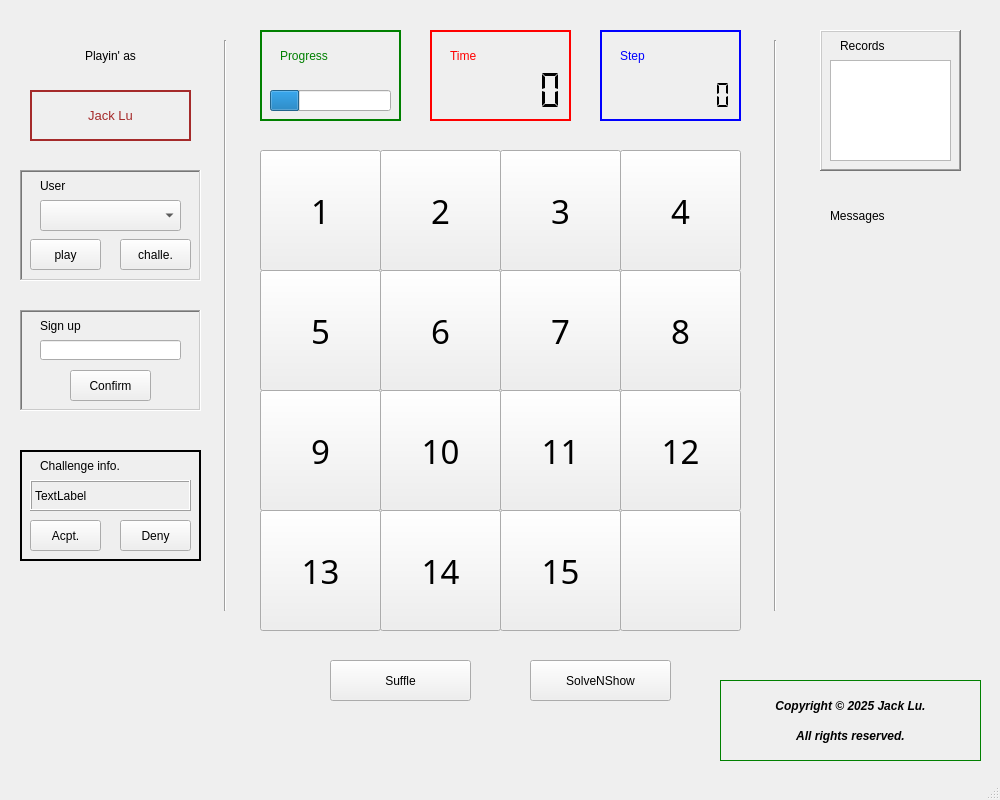
First picture: the form in fifpuzzle.ui, repository Jack200512/puzzle_qt, before the edit.
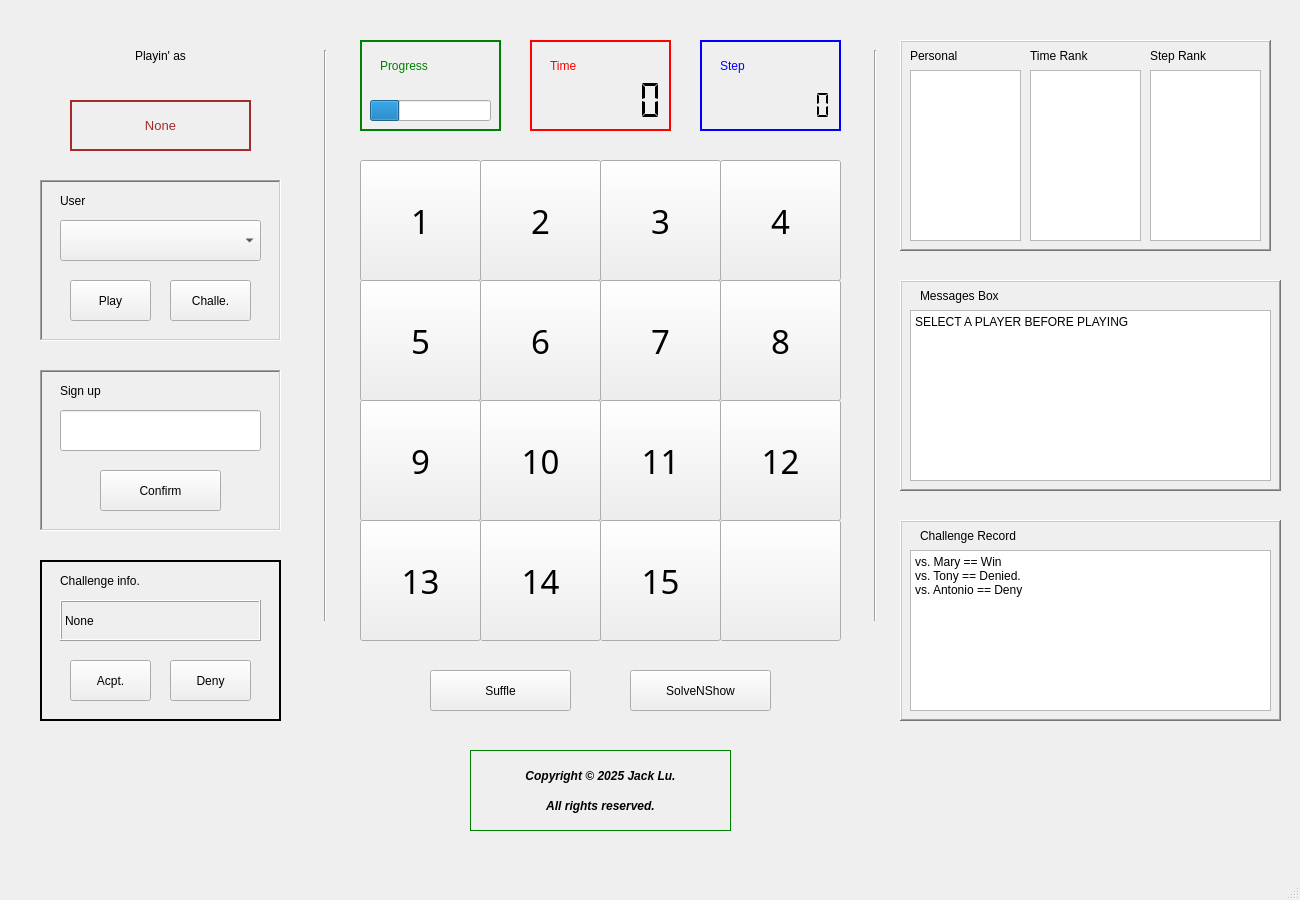
Second picture: the form after the edit.

Commit message: the version that the two ranks are avaliable,stable version

Patch:
```diff
--- a/fifpuzzle.ui
+++ b/fifpuzzle.ui
@@ -6,8 +6,8 @@
    <rect>
     <x>0</x>
     <y>0</y>
-    <width>1000</width>
-    <height>800</height>
+    <width>1300</width>
+    <height>900</height>
    </rect>
   </property>
   <property name="windowTitle">
@@ -23,8 +23,8 @@
    <widget class="QPushButton" name="square7">
     <property name="geometry">
      <rect>
-      <x>500</x>
-      <y>270</y>
+      <x>600</x>
+      <y>280</y>
       <width>121</width>
       <height>121</height>
      </rect>
@@ -42,8 +42,8 @@
    <widget class="QPushButton" name="square8">
     <property name="geometry">
      <rect>
-      <x>620</x>
-      <y>270</y>
+      <x>720</x>
+      <y>280</y>
       <width>121</width>
       <height>121</height>
      </rect>
@@ -61,8 +61,8 @@
    <widget class="QPushButton" name="square4">
     <property name="geometry">
      <rect>
-      <x>620</x>
-      <y>150</y>
+      <x>720</x>
+      <y>160</y>
       <width>121</width>
       <height>121</height>
      </rect>
@@ -80,8 +80,8 @@
    <widget class="QPushButton" name="square10">
     <property name="geometry">
      <rect>
-      <x>380</x>
-      <y>390</y>
+      <x>480</x>
+      <y>400</y>
       <width>121</width>
       <height>121</height>
      </rect>
@@ -99,8 +99,8 @@
    <widget class="QPushButton" name="square3">
     <property name="geometry">
      <rect>
-      <x>500</x>
-      <y>150</y>
+      <x>600</x>
+      <y>160</y>
       <width>121</width>
       <height>121</height>
      </rect>
@@ -118,8 +118,8 @@
    <widget class="QPushButton" name="square9">
     <property name="geometry">
      <rect>
-      <x>260</x>
-      <y>390</y>
+      <x>360</x>
+      <y>400</y>
       <width>121</width>
       <height>121</height>
      </rect>
@@ -137,8 +137,8 @@
    <widget class="QPushButton" name="square2">
     <property name="geometry">
      <rect>
-      <x>380</x>
-      <y>150</y>
+      <x>480</x>
+      <y>160</y>
       <width>121</width>
       <height>121</height>
      </rect>
@@ -156,8 +156,8 @@
    <widget class="QPushButton" name="square1">
     <property name="geometry">
      <rect>
-      <x>260</x>
-      <y>150</y>
+      <x>360</x>
+      <y>160</y>
       <width>121</width>
       <height>121</height>
      </rect>
@@ -175,8 +175,8 @@
    <widget class="QPushButton" name="square5">
     <property name="geometry">
      <rect>
-      <x>260</x>
-      <y>270</y>
+      <x>360</x>
+      <y>280</y>
       <width>121</width>
       <height>121</height>
      </rect>
@@ -194,8 +194,8 @@
    <widget class="QPushButton" name="square6">
     <property name="geometry">
      <rect>
-      <x>380</x>
-      <y>270</y>
+      <x>480</x>
+      <y>280</y>
       <width>121</width>
       <height>121</height>
      </rect>
@@ -213,8 +213,8 @@
    <widget class="QPushButton" name="square14">
     <property name="geometry">
      <rect>
-      <x>380</x>
-      <y>510</y>
+      <x>480</x>
+      <y>520</y>
       <width>121</width>
       <height>121</height>
      </rect>
@@ -232,8 +232,8 @@
    <widget class="QPushButton" name="square13">
     <property name="geometry">
      <rect>
-      <x>260</x>
-      <y>510</y>
+      <x>360</x>
+      <y>520</y>
       <width>121</width>
       <height>121</height>
      </rect>
@@ -251,8 +251,8 @@
    <widget class="QPushButton" name="square12">
     <property name="geometry">
      <rect>
-      <x>620</x>
-      <y>390</y>
+      <x>720</x>
+      <y>400</y>
       <width>121</width>
       <height>121</height>
      </rect>
@@ -270,8 +270,8 @@
    <widget class="QPushButton" name="square11">
     <property name="geometry">
      <rect>
-      <x>500</x>
-      <y>390</y>
+      <x>600</x>
+      <y>400</y>
       <width>121</width>
       <height>121</height>
      </rect>
@@ -289,8 +289,8 @@
    <widget class="QPushButton" name="square15">
     <property name="geometry">
      <rect>
-      <x>500</x>
-      <y>510</y>
+      <x>600</x>
+      <y>520</y>
       <width>121</width>
       <height>121</height>
      </rect>
@@ -308,8 +308,8 @@
    <widget class="QPushButton" name="square16">
     <property name="geometry">
      <rect>
-      <x>620</x>
-      <y>510</y>
+      <x>720</x>
+      <y>520</y>
       <width>121</width>
       <height>121</height>
      </rect>
@@ -327,8 +327,8 @@
    <widget class="QLCDNumber" name="timecount">
     <property name="geometry">
      <rect>
-      <x>450</x>
-      <y>70</y>
+      <x>550</x>
+      <y>80</y>
       <width>121</width>
       <height>41</height>
      </rect>
@@ -360,8 +360,8 @@
    <widget class="QProgressBar" name="progressbar">
     <property name="geometry">
      <rect>
-      <x>270</x>
-      <y>90</y>
+      <x>370</x>
+      <y>100</y>
       <width>121</width>
       <height>21</height>
      </rect>
@@ -382,8 +382,8 @@
    <widget class="QLabel" name="label">
     <property name="geometry">
      <rect>
-      <x>280</x>
-      <y>40</y>
+      <x>380</x>
+      <y>50</y>
       <width>121</width>
       <height>31</height>
      </rect>
@@ -403,8 +403,8 @@
    <widget class="QLabel" name="label_2">
     <property name="geometry">
      <rect>
-      <x>450</x>
-      <y>40</y>
+      <x>550</x>
+      <y>50</y>
       <width>121</width>
       <height>31</height>
      </rect>
@@ -424,8 +424,8 @@
    <widget class="QLabel" name="label_3">
     <property name="geometry">
      <rect>
-      <x>620</x>
-      <y>40</y>
+      <x>720</x>
+      <y>50</y>
       <width>121</width>
       <height>31</height>
      </rect>
@@ -445,8 +445,8 @@
    <widget class="QLabel" name="label_4">
     <property name="geometry">
      <rect>
-      <x>620</x>
-      <y>60</y>
+      <x>720</x>
+      <y>70</y>
       <width>121</width>
       <height>31</height>
      </rect>
@@ -463,7 +463,7 @@
    <widget class="QLabel" name="label_5">
     <property name="geometry">
      <rect>
-      <x>30</x>
+      <x>80</x>
       <y>40</y>
       <width>161</width>
       <height>31</height>
@@ -484,8 +484,8 @@
    <widget class="Line" name="line">
     <property name="geometry">
      <rect>
-      <x>210</x>
-      <y>40</y>
+      <x>310</x>
+      <y>50</y>
       <width>31</width>
       <height>571</height>
      </rect>
@@ -497,8 +497,8 @@
    <widget class="QFrame" name="frame">
     <property name="geometry">
      <rect>
-      <x>260</x>
-      <y>30</y>
+      <x>360</x>
+      <y>40</y>
       <width>141</width>
       <height>91</height>
      </rect>
@@ -519,8 +519,8 @@
    <widget class="QFrame" name="frame_2">
     <property name="geometry">
      <rect>
-      <x>430</x>
-      <y>30</y>
+      <x>530</x>
+      <y>40</y>
       <width>141</width>
       <height>91</height>
      </rect>
@@ -547,8 +547,8 @@
    <widget class="QLCDNumber" name="stepcounter">
     <property name="geometry">
      <rect>
-      <x>650</x>
-      <y>80</y>
+      <x>750</x>
+      <y>90</y>
       <width>91</width>
       <height>31</height>
      </rect>
@@ -580,8 +580,8 @@
    <widget class="QFrame" name="frame_3">
     <property name="geometry">
      <rect>
-      <x>600</x>
-      <y>30</y>
+      <x>700</x>
+      <y>40</y>
       <width>141</width>
       <height>91</height>
      </rect>
@@ -602,9 +602,9 @@
    <widget class="QFrame" name="frame_4">
     <property name="geometry">
      <rect>
-      <x>30</x>
-      <y>90</y>
-      <width>161</width>
+      <x>70</x>
+      <y>100</y>
+      <width>181</width>
       <height>51</height>
      </rect>
     </property>
@@ -622,7 +622,7 @@
       <rect>
        <x>0</x>
        <y>10</y>
-       <width>161</width>
+       <width>181</width>
        <height>31</height>
       </rect>
      </property>
@@ -632,7 +632,7 @@
       </font>
      </property>
      <property name="text">
-      <string>Jack Lu</string>
+      <string>None</string>
      </property>
      <property name="alignment">
       <set>Qt::AlignCenter</set>
@@ -642,8 +642,8 @@
    <widget class="Line" name="line_2">
     <property name="geometry">
      <rect>
-      <x>750</x>
-      <y>40</y>
+      <x>850</x>
+      <y>50</y>
       <width>51</width>
       <height>571</height>
      </rect>
@@ -655,8 +655,8 @@
    <widget class="QPushButton" name="solveandshow">
     <property name="geometry">
      <rect>
-      <x>530</x>
-      <y>660</y>
+      <x>630</x>
+      <y>670</y>
       <width>141</width>
       <height>41</height>
      </rect>
@@ -668,8 +668,8 @@
    <widget class="QPushButton" name="sufflebut">
     <property name="geometry">
      <rect>
-      <x>330</x>
-      <y>660</y>
+      <x>430</x>
+      <y>670</y>
       <width>141</width>
       <height>41</height>
      </rect>
@@ -678,59 +678,11 @@
      <string>Suffle</string>
     </property>
    </widget>
-   <widget class="QLabel" name="label_7">
-    <property name="geometry">
-     <rect>
-      <x>720</x>
-      <y>680</y>
-      <width>261</width>
-      <height>51</height>
-     </rect>
-    </property>
-    <property name="font">
-     <font>
-      <pointsize>9</pointsize>
-      <weight>75</weight>
-      <italic>true</italic>
-      <bold>true</bold>
-     </font>
-    </property>
-    <property name="text">
-     <string>Copyright © 2025 Jack Lu.</string>
-    </property>
-    <property name="alignment">
-     <set>Qt::AlignCenter</set>
-    </property>
-   </widget>
-   <widget class="QLabel" name="label_8">
-    <property name="geometry">
-     <rect>
-      <x>720</x>
-      <y>720</y>
-      <width>261</width>
-      <height>31</height>
-     </rect>
-    </property>
-    <property name="font">
-     <font>
-      <pointsize>9</pointsize>
-      <weight>75</weight>
-      <italic>true</italic>
-      <bold>true</bold>
-     </font>
-    </property>
-    <property name="text">
-     <string>All rights reserved.</string>
-    </property>
-    <property name="alignment">
-     <set>Qt::AlignCenter</set>
-    </property>
-   </widget>
    <widget class="QFrame" name="frame_5">
     <property name="geometry">
      <rect>
-      <x>720</x>
-      <y>680</y>
+      <x>470</x>
+      <y>750</y>
       <width>261</width>
       <height>81</height>
      </rect>
@@ -744,85 +696,68 @@
     <property name="frameShadow">
      <enum>QFrame::Plain</enum>
     </property>
-   </widget>
-   <widget class="QComboBox" name="comboBox">
-    <property name="geometry">
-     <rect>
-      <x>40</x>
-      <y>200</y>
-      <width>141</width>
-      <height>31</height>
-     </rect>
-    </property>
-   </widget>
-   <widget class="QPushButton" name="pushButton">
-    <property name="geometry">
-     <rect>
-      <x>30</x>
-      <y>239</y>
-      <width>71</width>
-      <height>31</height>
-     </rect>
-    </property>
-    <property name="text">
-     <string>play</string>
-    </property>
-   </widget>
-   <widget class="QPushButton" name="pushButton_2">
-    <property name="geometry">
-     <rect>
-      <x>120</x>
-      <y>239</y>
-      <width>71</width>
-      <height>31</height>
-     </rect>
-    </property>
-    <property name="text">
-     <string>challe.</string>
-    </property>
-   </widget>
-   <widget class="QFrame" name="frame_6">
-    <property name="geometry">
-     <rect>
-      <x>20</x>
-      <y>170</y>
-      <width>181</width>
-      <height>111</height>
-     </rect>
-    </property>
-    <property name="frameShape">
-     <enum>QFrame::WinPanel</enum>
-    </property>
-    <property name="frameShadow">
-     <enum>QFrame::Sunken</enum>
-    </property>
-    <property name="lineWidth">
-     <number>3</number>
-    </property>
-    <widget class="QLabel" name="label_9">
+    <widget class="QLabel" name="label_7">
      <property name="geometry">
       <rect>
-       <x>20</x>
+       <x>0</x>
        <y>0</y>
-       <width>41</width>
-       <height>31</height>
+       <width>261</width>
+       <height>51</height>
       </rect>
      </property>
+     <property name="font">
+      <font>
+       <pointsize>9</pointsize>
+       <weight>75</weight>
+       <italic>true</italic>
+       <bold>true</bold>
+      </font>
+     </property>
+     <property name="styleSheet">
+      <string notr="true">color:balck</string>
+     </property>
      <property name="text">
-      <string>User</string>
+      <string>Copyright © 2025 Jack Lu.</string>
      </property>
      <property name="alignment">
-      <set>Qt::AlignLeading|Qt::AlignLeft|Qt::AlignVCenter</set>
+      <set>Qt::AlignCenter</set>
+     </property>
+    </widget>
+    <widget class="QLabel" name="label_8">
+     <property name="geometry">
+      <rect>
+       <x>0</x>
+       <y>30</y>
+       <width>261</width>
+       <height>51</height>
+      </rect>
+     </property>
+     <property name="font">
+      <font>
+       <pointsize>9</pointsize>
+       <weight>75</weight>
+       <italic>true</italic>
+       <bold>true</bold>
+      </font>
+     </property>
+     <property name="styleSheet">
+      <string notr="true">color:black</string>
+     </property>
+     <property name="text">
+      <string>All rights reserved.</string>
+     </property>
+     <property name="alignment">
+      <set>Qt::AlignCenter</set>
      </property>
     </widget>
    </widget>
    <widget class="QFrame" name="frame_7">
     <property name="geometry">
      <rect>
-      <x>820</x>
-      <y>30</y>
-      <width>141</width>
-      <height>141</height>
+      <x>900</x>
+      <y>40</y>
+      <width>371</width>
+      <height>211</height>
      </rect>
     </property>
     <property name="frameShape">
@@ -834,138 +769,90 @@
     <property name="lineWidth">
      <number>3</number>
     </property>
-    <zorder>label_10</zorder>
-   </widget>
-   <widget class="QLabel" name="label_10">
-    <property name="geometry">
-     <rect>
-      <x>840</x>
-      <y>30</y>
-      <width>121</width>
-      <height>31</height>
-     </rect>
-    </property>
-    <property name="text">
-     <string>Records</string>
-    </property>
-   </widget>
-   <widget class="QTextBrowser" name="textBrowser">
-    <property name="geometry">
-     <rect>
-      <x>830</x>
-      <y>60</y>
-      <width>121</width>
-      <height>101</height>
-     </rect>
-    </property>
-   </widget>
-   <widget class="QLabel" name="label_11">
-    <property name="geometry">
-     <rect>
-      <x>40</x>
-      <y>310</y>
-      <width>111</width>
-      <height>31</height>
-     </rect>
-    </property>
-    <property name="text">
-     <string>Sign up</string>
-    </property>
-   </widget>
-   <widget class="QLineEdit" name="lineEdit">
-    <property name="geometry">
-     <rect>
-      <x>40</x>
-      <y>340</y>
-      <width>141</width>
-      <height>20</height>
-     </rect>
-    </property>
-   </widget>
-   <widget class="QPushButton" name="pushButton_3">
-    <property name="geometry">
-     <rect>
-      <x>70</x>
-      <y>370</y>
-      <width>81</width>
-      <height>31</height>
-     </rect>
-    </property>
-    <property name="text">
-     <string>Confirm</string>
-    </property>
-   </widget>
-   <widget class="QFrame" name="frame_8">
-    <property name="geometry">
-     <rect>
-      <x>20</x>
-      <y>310</y>
-      <width>181</width>
-      <height>101</height>
-     </rect>
-    </property>
-    <property name="frameShape">
-     <enum>QFrame::WinPanel</enum>
-    </property>
-    <property name="frameShadow">
-     <enum>QFrame::Sunken</enum>
-    </property>
-    <property name="lineWidth">
-     <number>3</number>
-    </property>
-   </widget>
-   <widget class="QLabel" name="label_12">
-    <property name="geometry">
-     <rect>
-      <x>830</x>
-      <y>200</y>
-      <width>131</width>
-      <height>31</height>
-     </rect>
-    </property>
-    <property name="text">
-     <string>Messages </string>
-    </property>
-   </widget>
-   <widget class="QLabel" name="label_13">
-    <property name="geometry">
-     <rect>
-      <x>40</x>
-      <y>450</y>
-      <width>141</width>
-      <height>31</height>
-     </rect>
-    </property>
-    <property name="text">
-     <string>Challenge info.</string>
-    </property>
-   </widget>
-   <widget class="QLabel" name="label_14">
-    <property name="geometry">
-     <rect>
-      <x>30</x>
-      <y>480</y>
-      <width>161</width>
-      <height>31</height>
-     </rect>
-    </property>
-    <property name="frameShape">
-     <enum>QFrame::Box</enum>
-    </property>
-    <property name="frameShadow">
-     <enum>QFrame::Raised</enum>
-    </property>
-    <property name="text">
-     <string>TextLabel</string>
-    </property>
+    <widget class="QLabel" name="label_10">
+     <property name="geometry">
+      <rect>
+       <x>10</x>
+       <y>0</y>
+       <width>101</width>
+       <height>31</height>
+      </rect>
+     </property>
+     <property name="text">
+      <string>Personal</string>
+     </property>
+    </widget>
+    <widget class="QTextBrowser" name="rankbytimerec">
+     <property name="geometry">
+      <rect>
+       <x>130</x>
+       <y>30</y>
+       <width>111</width>
+       <height>171</height>
+      </rect>
+     </property>
+    </widget>
+    <widget class="QTextBrowser" name="rankbysteprec">
+     <property name="geometry">
+      <rect>
+       <x>250</x>
+       <y>30</y>
+       <width>111</width>
+       <height>171</height>
+      </rect>
+     </property>
+    </widget>
+    <widget class="QLabel" name="rankbytime">
+     <property name="geometry">
+      <rect>
+       <x>130</x>
+       <y>0</y>
+       <width>101</width>
+       <height>31</height>
+      </rect>
+     </property>
+     <property name="text">
+      <string>Time Rank</string>
+     </property>
+    </widget>
+    <widget class="QLabel" name="rankbystep">
+     <property name="geometry">
+      <rect>
+       <x>250</x>
+       <y>0</y>
+       <width>101</width>
+       <height>31</height>
+      </rect>
+     </property>
+     <property name="text">
+      <string>Step Rank</string>
+     </property>
+    </widget>
+    <widget class="QTextBrowser" name="personalrec">
+     <property name="geometry">
+      <rect>
+       <x>10</x>
+       <y>30</y>
+       <width>111</width>
+       <height>171</height>
+      </rect>
+     </property>
+     <property name="html">
+      <string>&lt;!DOCTYPE HTML PUBLIC &quot;-//W3C//DTD HTML 4.0//EN&quot; &quot;http://www.w3.org/TR/REC-html40/strict.dtd&quot;&gt;
+&lt;html&gt;&lt;head&gt;&lt;meta name=&quot;qrichtext&quot; content=&quot;1&quot; /&gt;&lt;style type=&quot;text/css&quot;&gt;
+p, li { white-space: pre-wrap; }
+&lt;/style&gt;&lt;/head&gt;&lt;body style=&quot; font-family:'SimSun'; font-size:9pt; font-weight:400; font-style:normal;&quot;&gt;
+&lt;p style=&quot;-qt-paragraph-type:empty; margin-top:0px; margin-bottom:0px; margin-left:0px; margin-right:0px; -qt-block-indent:0; text-indent:0px;&quot;&gt;&lt;br /&gt;&lt;/p&gt;&lt;/body&gt;&lt;/html&gt;</string>
+     </property>
+    </widget>
    </widget>
    <widget class="QFrame" name="frame_9">
     <property name="geometry">
      <rect>
-      <x>20</x>
-      <y>450</y>
-      <width>181</width>
-      <height>111</height>
+      <x>40</x>
+      <y>560</y>
+      <width>241</width>
+      <height>161</height>
      </rect>
     </property>
     <property name="frameShape">
@@ -980,10 +867,10 @@
     <widget class="QPushButton" name="pushButton_4">
      <property name="geometry">
       <rect>
-       <x>10</x>
-       <y>70</y>
-       <width>71</width>
-       <height>31</height>
+       <x>30</x>
+       <y>100</y>
+       <width>81</width>
+       <height>41</height>
       </rect>
      </property>
      <property name="text">
@@ -993,20 +880,268 @@
     <widget class="QPushButton" name="pushButton_5">
      <property name="geometry">
       <rect>
-       <x>100</x>
-       <y>70</y>
-       <width>71</width>
-       <height>31</height>
+       <x>130</x>
+       <y>100</y>
+       <width>81</width>
+       <height>41</height>
       </rect>
      </property>
      <property name="text">
       <string>Deny</string>
      </property>
     </widget>
-    <zorder>label_13</zorder>
-    <zorder>line</zorder>
-    <zorder>pushButton_4</zorder>
-    <zorder>pushButton_5</zorder>
+    <widget class="QLabel" name="label_14">
+     <property name="geometry">
+      <rect>
+       <x>20</x>
+       <y>40</y>
+       <width>201</width>
+       <height>41</height>
+      </rect>
+     </property>
+     <property name="frameShape">
+      <enum>QFrame::Box</enum>
+     </property>
+     <property name="frameShadow">
+      <enum>QFrame::Raised</enum>
+     </property>
+     <property name="text">
+      <string>None</string>
+     </property>
+    </widget>
+    <widget class="QLabel" name="label_13">
+     <property name="geometry">
+      <rect>
+       <x>20</x>
+       <y>0</y>
+       <width>141</width>
+       <height>41</height>
+      </rect>
+     </property>
+     <property name="text">
+      <string>Challenge info.</string>
+     </property>
+    </widget>
+   </widget>
+   <widget class="QFrame" name="frame_6">
+    <property name="geometry">
+     <rect>
+      <x>40</x>
+      <y>180</y>
+      <width>241</width>
+      <height>161</height>
+     </rect>
+    </property>
+    <property name="frameShape">
+     <enum>QFrame::WinPanel</enum>
+    </property>
+    <property name="frameShadow">
+     <enum>QFrame::Sunken</enum>
+    </property>
+    <property name="lineWidth">
+     <number>3</number>
+    </property>
+    <widget class="QLabel" name="label_9">
+     <property name="geometry">
+      <rect>
+       <x>20</x>
+       <y>0</y>
+       <width>131</width>
+       <height>41</height>
+      </rect>
+     </property>
+     <property name="text">
+      <string>User</string>
+     </property>
+     <property name="alignment">
+      <set>Qt::AlignLeading|Qt::AlignLeft|Qt::AlignVCenter</set>
+     </property>
+    </widget>
+    <widget class="QComboBox" name="usercombo">
+     <property name="geometry">
+      <rect>
+       <x>20</x>
+       <y>40</y>
+       <width>201</width>
+       <height>41</height>
+      </rect>
+     </property>
+    </widget>
+    <widget class="QPushButton" name="challengereq">
+     <property name="geometry">
+      <rect>
+       <x>130</x>
+       <y>100</y>
+       <width>81</width>
+       <height>41</height>
+      </rect>
+     </property>
+     <property name="text">
+      <string>Challe.</string>
+     </property>
+    </widget>
+    <widget class="QPushButton" name="playrequest">
+     <property name="geometry">
+      <rect>
+       <x>30</x>
+       <y>100</y>
+       <width>81</width>
+       <height>41</height>
+      </rect>
+     </property>
+     <property name="text">
+      <string>Play</string>
+     </property>
+    </widget>
+   </widget>
+   <widget class="QFrame" name="frame_8">
+    <property name="geometry">
+     <rect>
+      <x>40</x>
+      <y>370</y>
+      <width>241</width>
+      <height>161</height>
+     </rect>
+    </property>
+    <property name="frameShape">
+     <enum>QFrame::WinPanel</enum>
+    </property>
+    <property name="frameShadow">
+     <enum>QFrame::Sunken</enum>
+    </property>
+    <property name="lineWidth">
+     <number>3</number>
+    </property>
+    <widget class="QLabel" name="label_11">
+     <property name="geometry">
+      <rect>
+       <x>20</x>
+       <y>0</y>
+       <width>111</width>
+       <height>41</height>
+      </rect>
+     </property>
+     <property name="text">
+      <string>Sign up</string>
+     </property>
+    </widget>
+    <widget class="QPushButton" name="signupconfirm">
+     <property name="geometry">
+      <rect>
+       <x>60</x>
+       <y>100</y>
+       <width>121</width>
+       <height>41</height>
+      </rect>
+     </property>
+     <property name="text">
+      <string>Confirm</string>
+     </property>
+    </widget>
+    <widget class="QLineEdit" name="signname">
+     <property name="geometry">
+      <rect>
+       <x>20</x>
+       <y>40</y>
+       <width>201</width>
+       <height>41</height>
+      </rect>
+     </property>
+    </widget>
+   </widget>
+   <widget class="QFrame" name="frame_10">
+    <property name="geometry">
+     <rect>
+      <x>900</x>
+      <y>280</y>
+      <width>381</width>
+      <height>211</height>
+     </rect>
+    </property>
+    <property name="frameShape">
+     <enum>QFrame::WinPanel</enum>
+    </property>
+    <property name="frameShadow">
+     <enum>QFrame::Raised</enum>
+    </property>
+    <widget class="QLabel" name="label_12">
+     <property name="geometry">
+      <rect>
+       <x>20</x>
+       <y>0</y>
+       <width>151</width>
+       <height>31</height>
+      </rect>
+     </property>
+     <property name="text">
+      <string>Messages Box</string>
+     </property>
+    </widget>
+    <widget class="QTextBrowser" name="messagebx">
+     <property name="geometry">
+      <rect>
+       <x>10</x>
+       <y>30</y>
+       <width>361</width>
+       <height>171</height>
+      </rect>
+     </property>
+     <property name="html">
+      <string>&lt;!DOCTYPE HTML PUBLIC &quot;-//W3C//DTD HTML 4.0//EN&quot; &quot;http://www.w3.org/TR/REC-html40/strict.dtd&quot;&gt;
+&lt;html&gt;&lt;head&gt;&lt;meta name=&quot;qrichtext&quot; content=&quot;1&quot; /&gt;&lt;style type=&quot;text/css&quot;&gt;
+p, li { white-space: pre-wrap; }
+&lt;/style&gt;&lt;/head&gt;&lt;body style=&quot; font-family:'SimSun'; font-size:9pt; font-weight:400; font-style:normal;&quot;&gt;
+&lt;p style=&quot; margin-top:0px; margin-bottom:0px; margin-left:0px; margin-right:0px; -qt-block-indent:0; text-indent:0px;&quot;&gt;SELECT A PLAYER BEFORE PLAYING&lt;/p&gt;&lt;/body&gt;&lt;/html&gt;</string>
+     </property>
+    </widget>
+   </widget>
+   <widget class="QFrame" name="frame_11">
+    <property name="geometry">
+     <rect>
+      <x>900</x>
+      <y>520</y>
+      <width>381</width>
+      <height>201</height>
+     </rect>
+    </property>
+    <property name="frameShape">
+     <enum>QFrame::WinPanel</enum>
+    </property>
+    <property name="frameShadow">
+     <enum>QFrame::Raised</enum>
+    </property>
+    <widget class="QLabel" name="label_6">
+     <property name="geometry">
+      <rect>
+       <x>20</x>
+       <y>0</y>
+       <width>161</width>
+       <height>31</height>
+      </rect>
+     </property>
+     <property name="text">
+      <string>Challenge Record</string>
+     </property>
+    </widget>
+    <widget class="QTextBrowser" name="textBrowser_3">
+     <property name="geometry">
+      <rect>
+       <x>10</x>
+       <y>30</y>
+       <width>361</width>
+       <height>161</height>
+      </rect>
+     </property>
+     <property name="html">
+      <string>&lt;!DOCTYPE HTML PUBLIC &quot;-//W3C//DTD HTML 4.0//EN&quot; &quot;http://www.w3.org/TR/REC-html40/strict.dtd&quot;&gt;
+&lt;html&gt;&lt;head&gt;&lt;meta name=&quot;qrichtext&quot; content=&quot;1&quot; /&gt;&lt;style type=&quot;text/css&quot;&gt;
+p, li { white-space: pre-wrap; }
+&lt;/style&gt;&lt;/head&gt;&lt;body style=&quot; font-family:'SimSun'; font-size:9pt; font-weight:400; font-style:normal;&quot;&gt;
+&lt;p style=&quot; margin-top:0px; margin-bottom:0px; margin-left:0px; margin-right:0px; -qt-block-indent:0; text-indent:0px;&quot;&gt;vs. Mary == Win&lt;/p&gt;
+&lt;p style=&quot; margin-top:0px; margin-bottom:0px; margin-left:0px; margin-right:0px; -qt-block-indent:0; text-indent:0px;&quot;&gt;vs. Tony == Denied.&lt;/p&gt;
+&lt;p style=&quot; margin-top:0px; margin-bottom:0px; margin-left:0px; margin-right:0px; -qt-block-indent:0; text-indent:0px;&quot;&gt;vs. Antonio == Deny &lt;/p&gt;&lt;/body&gt;&lt;/html&gt;</string>
+     </property>
+    </widget>
    </widget>
   </widget>
   <widget class="QMenuBar" name="menuBar">
```
Left out of the diff: 4 changed lines with no effect on the pictures. The commit also changes 11 other files.
